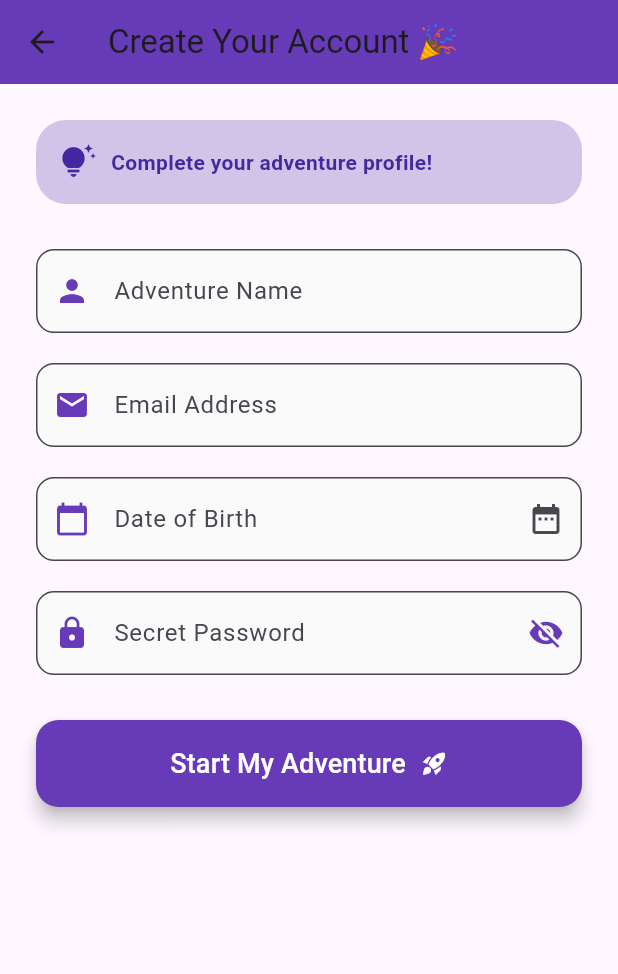
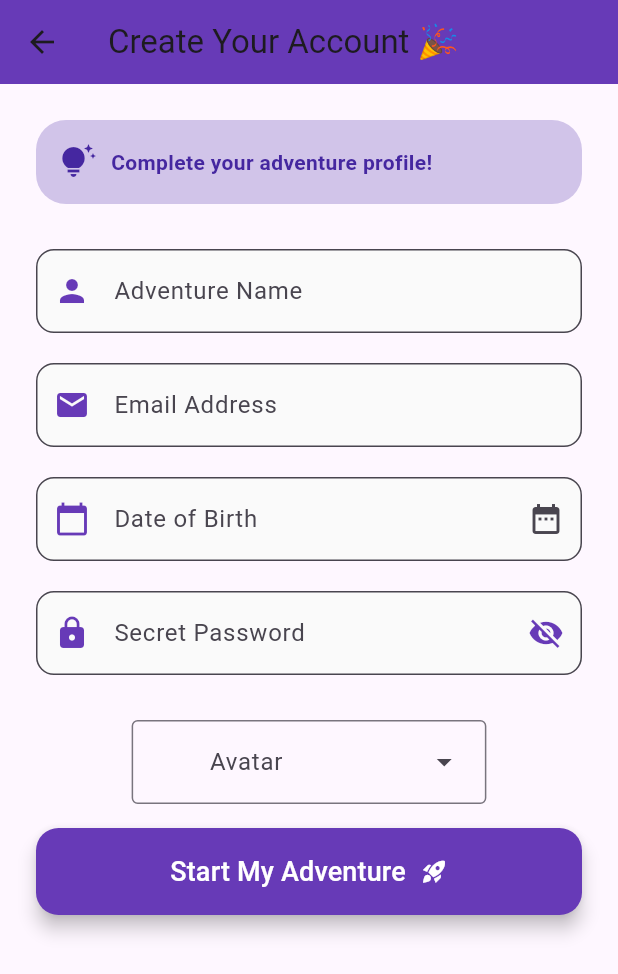
Before and after one commit to Nathan2055/csc4360-activity13-signupformpart2, a Flutter app: the SignupScreen screen opened directly, on a phone screen of 412 x 824 dp. Shown: the top 974 px of the screen. Run offline on Flutter 3.47's test engine with Material 3 defaults, Android fonts, the phone set to English and light mode, and no system bars; our stand-ins replace animated_text_kit, confetti.

Commit message:
Implement avatar selector

```diff
--- /dev/null
+++ b/lib/models/icon_enum.dart
@@ -0,0 +1,25 @@
+import 'package:flutter/material.dart';
+import 'package:collection/collection.dart';
+
+// Define dropdown menu for avatar selection
+typedef IconEntry = DropdownMenuEntry<IconLabel>;
+
+enum IconLabel {
+  smiley('Smiley Face', Icons.sentiment_satisfied_outlined),
+  rocket('Rocket', Icons.rocket),
+  pawprint('Paw Print', Icons.pets);
+
+  const IconLabel(this.label, this.icon);
+  final String label;
+  final IconData icon;
+
+  static final List<IconEntry> entries = UnmodifiableListView<IconEntry>(
+    values.map<IconEntry>(
+      (IconLabel icon) => IconEntry(
+        value: icon,
+        label: icon.label,
+        leadingIcon: Icon(icon.icon),
+      ),
+    ),
+  );
+}
--- a/lib/screens/signup_screen.dart
+++ b/lib/screens/signup_screen.dart
@@ -1,4 +1,5 @@
 import 'package:flutter/material.dart';
+import 'package:signup_app/models/icon_enum.dart';
 import 'success_screen.dart';
 
 // Signup Screen w/ Interactive Form
@@ -17,6 +18,8 @@ class _SignupScreenState extends State<SignupScreen> {
   final TextEditingController _dobController = TextEditingController();
   bool _isPasswordVisible = false;
   bool _isLoading = false;
+  final TextEditingController _iconController = TextEditingController();
+  IconLabel? _selectedIcon;
 
   @override
   void dispose() {
@@ -58,7 +61,10 @@ class _SignupScreenState extends State<SignupScreen> {
         Navigator.pushReplacement(
           context,
           MaterialPageRoute(
-            builder: (context) => SuccessScreen(userName: _nameController.text),
+            builder: (context) => SuccessScreen(
+              userName: _nameController.text,
+              selectedIcon: _selectedIcon,
+            ),
           ),
         );
       });
@@ -212,6 +218,25 @@ class _SignupScreenState extends State<SignupScreen> {
                 ),
                 const SizedBox(height: 30),
 
+                // Avatar Field
+                DropdownMenu<IconLabel>(
+                  controller: _iconController,
+                  enableFilter: false,
+                  requestFocusOnTap: true,
+                  leadingIcon: Icon(_selectedIcon?.icon),
+                  label: const Text('Avatar'),
+                  inputDecorationTheme: const InputDecorationTheme(
+                    border: OutlineInputBorder(),
+                  ),
+                  onSelected: (IconLabel? icon) {
+                    setState(() {
+                      _selectedIcon = icon;
+                    });
+                  },
+                  dropdownMenuEntries: IconLabel.entries,
+                ),
+                const SizedBox(height: 16),
+
                 // Submit Button w/ Loading Animation
                 AnimatedContainer(
                   duration: const Duration(milliseconds: 300),
--- a/lib/screens/success_screen.dart
+++ b/lib/screens/success_screen.dart
@@ -1,12 +1,18 @@
 import 'package:flutter/material.dart';
 import 'package:animated_text_kit/animated_text_kit.dart';
 import 'package:confetti/confetti.dart';
+import 'package:signup_app/models/icon_enum.dart';
 
 // Tha Big Confetti Celebration
 class SuccessScreen extends StatefulWidget {
   final String userName;
+  final IconLabel? selectedIcon;
 
-  const SuccessScreen({super.key, required this.userName});
+  const SuccessScreen({
+    super.key,
+    required this.userName,
+    required this.selectedIcon,
+  });
 
   @override
   State<SuccessScreen> createState() => _SuccessScreenState();
@@ -32,6 +38,21 @@ class _SuccessScreenState extends State<SuccessScreen> {
 
   @override
   Widget build(BuildContext context) {
+    Widget avatar = Container();
+    Widget avatarSpacing = Container();
+    Widget avatarSpacingTemplate = const SizedBox(height: 24);
+
+    if (widget.selectedIcon?.label == 'Smiley Face') {
+      avatar = Icon(Icons.sentiment_satisfied_outlined, size: 128);
+      avatarSpacing = avatarSpacingTemplate;
+    } else if (widget.selectedIcon?.label == 'Rocket') {
+      avatar = Icon(Icons.rocket, size: 128);
+      avatarSpacing = avatarSpacingTemplate;
+    } else if (widget.selectedIcon?.label == 'Paw Print') {
+      avatar = Icon(Icons.pets, size: 128);
+      avatarSpacing = avatarSpacingTemplate;
+    }
+
     return Scaffold(
       backgroundColor: Colors.deepPurple[50],
       body: Stack(
```
